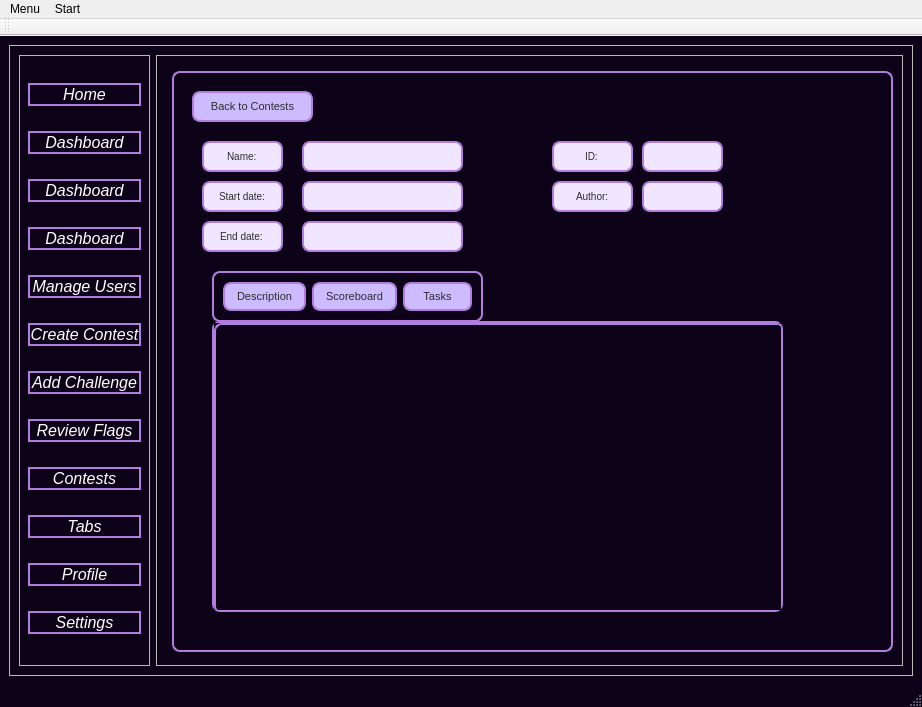
First picture: the form in CyberRange/Client/MainMenu.ui, repository Pafy-24/CyberRange----POO, before the edit.
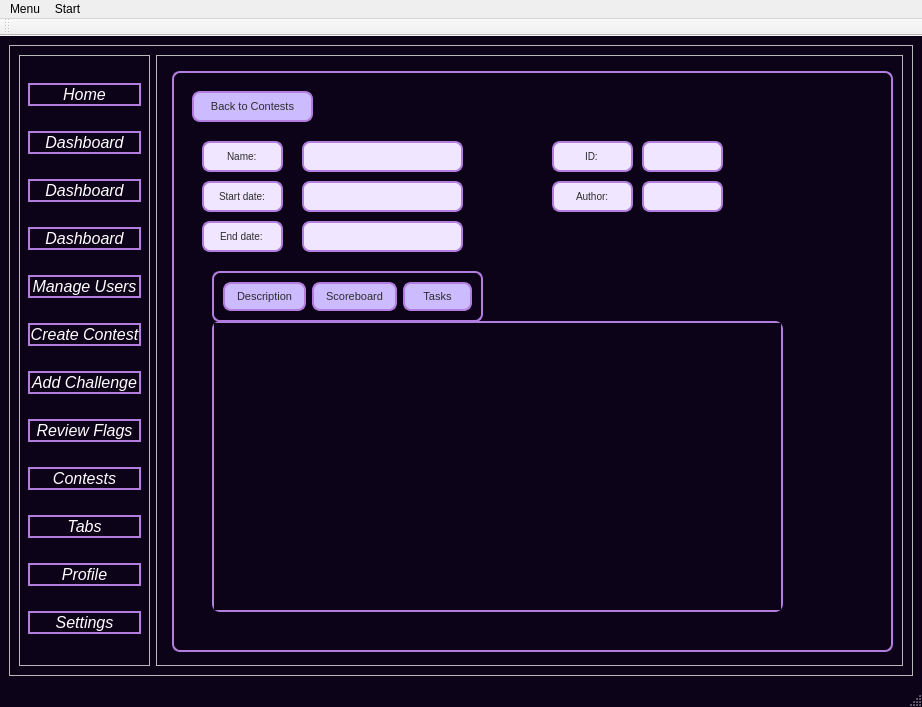
Second picture: the form after the edit. The open tabs and pages were chosen to show the change.

What changed in the file:
```diff
--- a/CyberRange/Client/MainMenu.ui
+++ b/CyberRange/Client/MainMenu.ui
@@ -3569,10 +3569,10 @@
                 <widget class="QTableWidget" name="tasksWidget">
                  <property name="geometry">
                   <rect>
-                   <x>0</x>
-                   <y>0</y>
-                   <width>571</width>
-                   <height>291</height>
+                   <x>-10</x>
+                   <y>-10</y>
+                   <width>581</width>
+                   <height>301</height>
                   </rect>
                  </property>
                 </widget>
```
